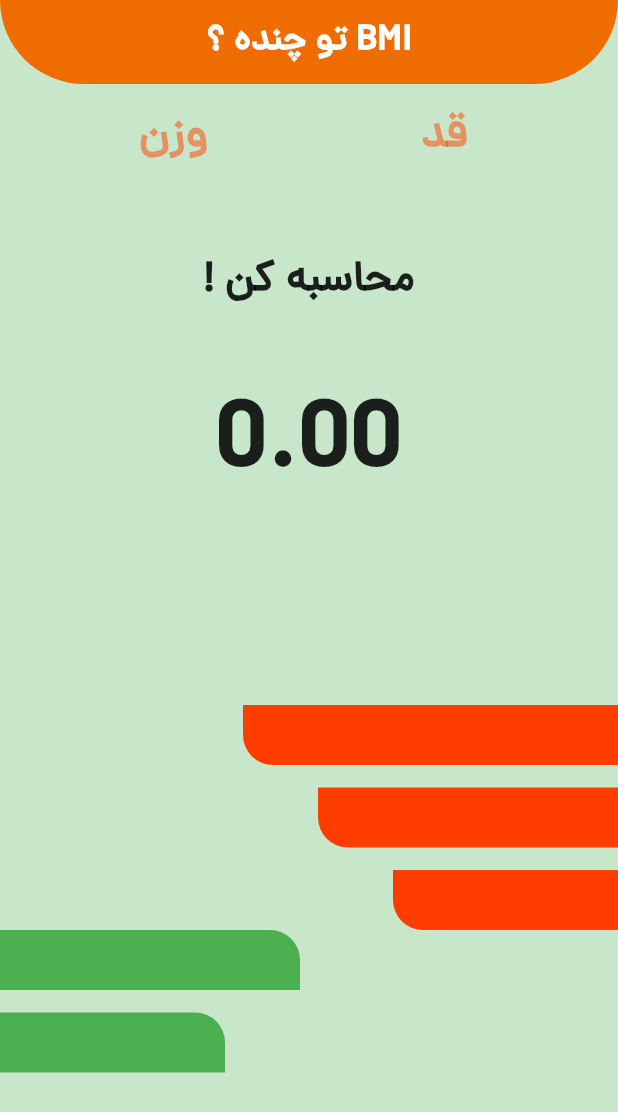
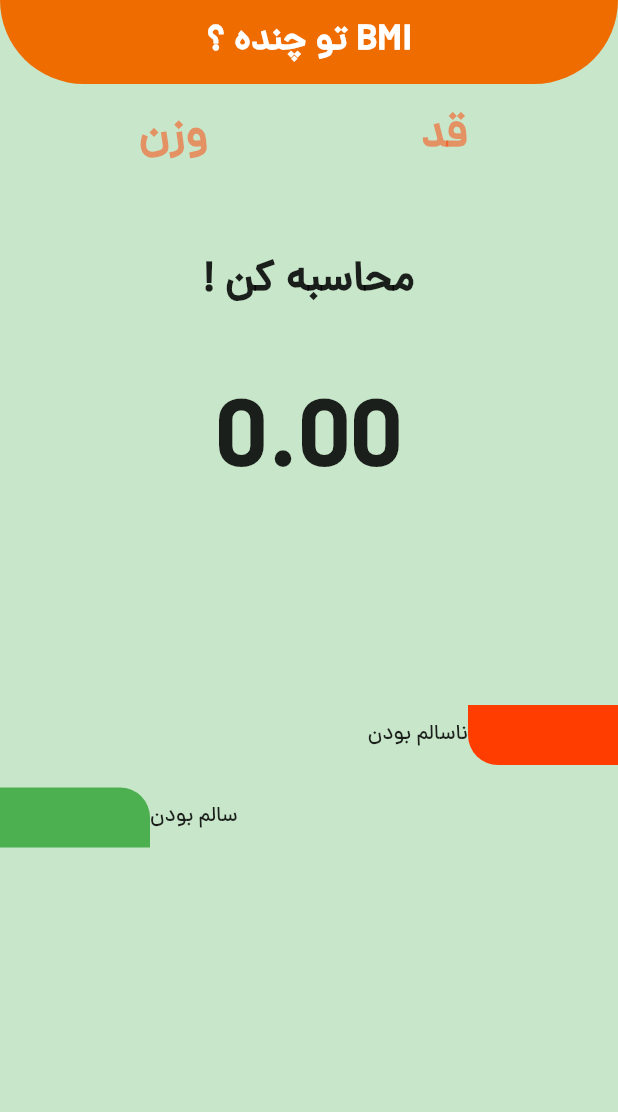
Before and after one commit to ghasemizade/BMI_Flutter, a Flutter app: the screen it shows after launch, on a phone screen of 412 x 824 dp. Shown: the top 1112 px of the screen. Run offline on Flutter 3.47's test engine with Material 2 defaults, Android fonts, the light colour scheme and no system bars; our stand-ins replace hexcolor.

Commit message:
add report the health status

```diff
--- a/bmi_flutter_app/lib/screens/home_screen.dart
+++ b/bmi_flutter_app/lib/screens/home_screen.dart
@@ -16,6 +16,8 @@ class _HomeScreenState extends State<HomeScreen> {
 
   double resultBMI = 0;
   String reslutText = '';
+  double widthHelth = 100;
+  double widthUnhelth = 100;
 
   @override
   Widget build(BuildContext context) {
@@ -92,10 +94,16 @@ class _HomeScreenState extends State<HomeScreen> {
                 setState(() {
                   resultBMI = weight / (height * height);
                   if (resultBMI > 25) {
+                    widthUnhelth = 300;
+                    widthHelth = 50;
                     reslutText = 'شما اضافه وزن دارید';
                   } else if (resultBMI >= 18.5 && resultBMI <= 25) {
+                    widthHelth = 150;
+                    widthUnhelth = 150;
                     reslutText = 'وزن شما نرمال است';
                   } else {
+                    widthHelth = 50;
+                    widthUnhelth = 50;
                     reslutText = 'وزن شما کم‌تر از حد نرمال است';
                   }
                 });
@@ -126,28 +134,13 @@ class _HomeScreenState extends State<HomeScreen> {
               height: 80,
             ),
             RightShape(
-              widht: 250,
-            ),
-            SizedBox(
-              height: 15,
-            ),
-            RightShape(
-              widht: 200,
-            ),
-            SizedBox(
-              height: 15,
-            ),
-            RightShape(
-              widht: 150,
-            ),
-            LeftShape(
-              width: 200,
+              widht: widthUnhelth,
             ),
             SizedBox(
               height: 15,
             ),
             LeftShape(
-              width: 150,
+              width: widthHelth,
             ),
           ],
         ),
--- a/bmi_flutter_app/lib/widgets/background_shape_left.dart
+++ b/bmi_flutter_app/lib/widgets/background_shape_left.dart
@@ -20,6 +20,9 @@ class LeftShape extends StatelessWidget {
             color: Colors.green,
           ),
         ),
+        Text(
+          "سالم بودن",
+        ),
       ],
     );
   }
--- a/bmi_flutter_app/lib/widgets/background_shape_right.dart
+++ b/bmi_flutter_app/lib/widgets/background_shape_right.dart
@@ -11,6 +11,7 @@ class RightShape extends StatelessWidget {
     return Row(
       mainAxisAlignment: MainAxisAlignment.end,
       children: [
+        Text('ناسالم بودن'),
         Container(
           height: 40,
           width: widht,
```
